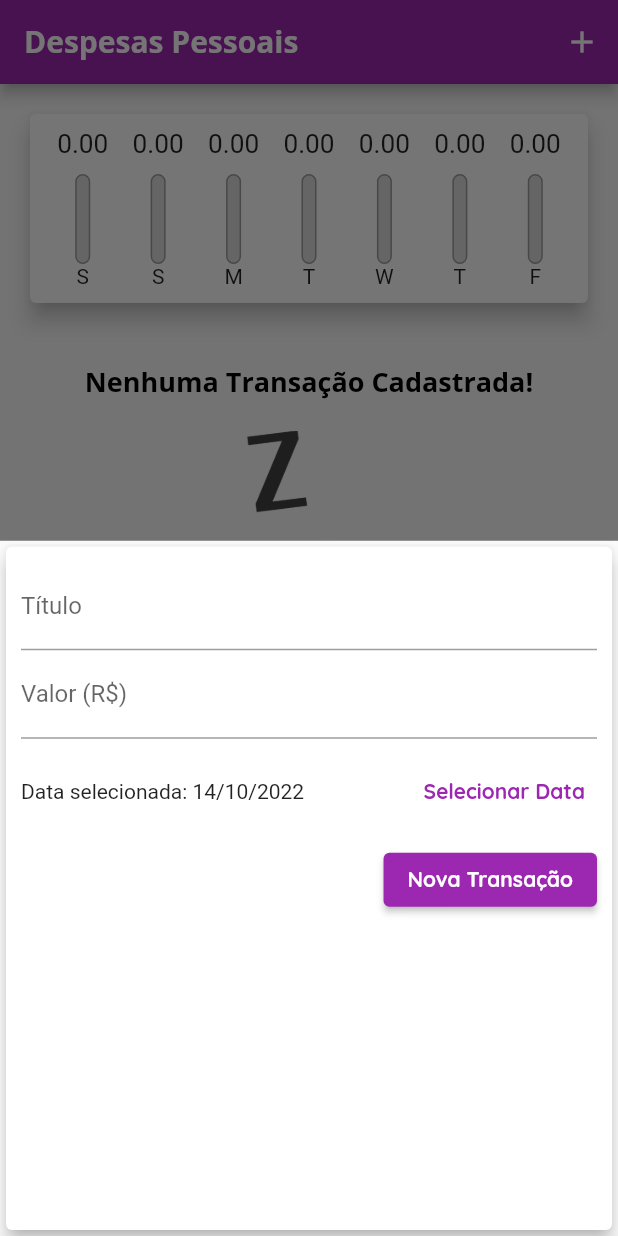
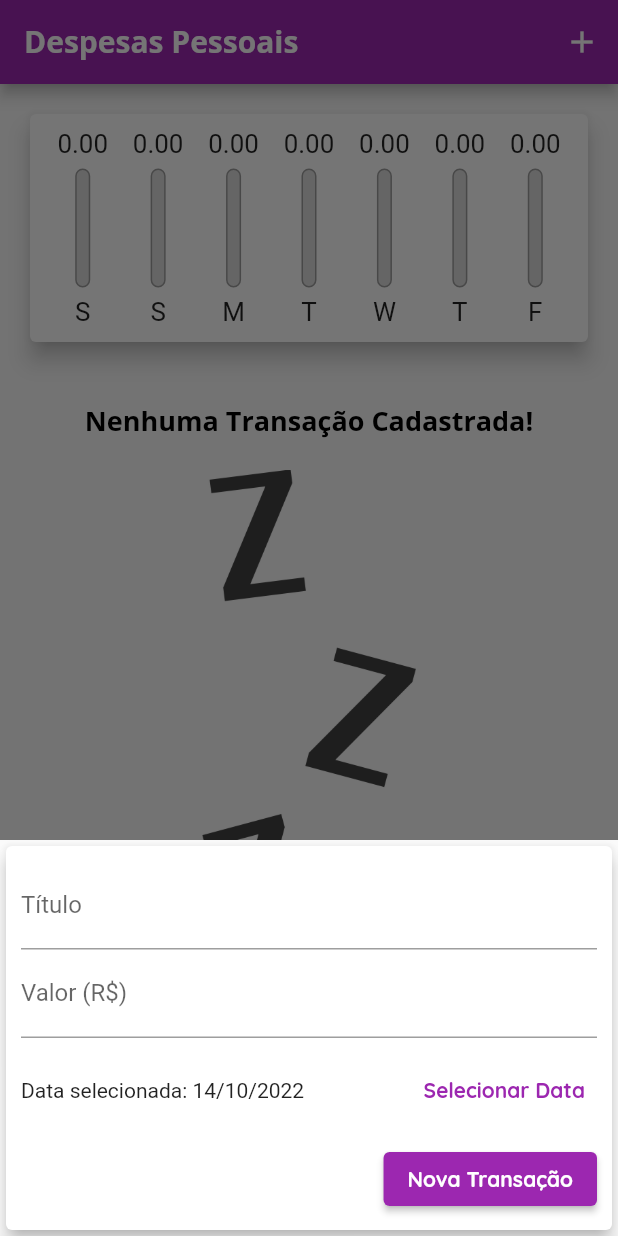
Before and after one commit to Rzirbes/Projeto-Perguntas, a Flutter app: the screen it shows after launch, after a tap on the "add" icon, on a phone screen of 412 x 824 dp. Run offline on Flutter 3.47's test engine with Material 2 defaults, Android fonts, the phone set to English and light mode, and no system bars.

Commit message:
projeto depesas

```diff
--- /dev/null
+++ b/expenses/lib/components/adaptative_button.dart
@@ -0,0 +1,33 @@
+import 'dart:io';
+import 'package:flutter/cupertino.dart';
+import 'package:flutter/material.dart';
+
+class AdaptativeButton extends StatelessWidget {
+  final Function onPressed;
+  final String label;
+
+  const AdaptativeButton({
+    super.key,
+    required this.label,
+    required this.onPressed,
+  });
+
+  @override
+  Widget build(BuildContext context) {
+    return Platform.isIOS
+        ? CupertinoButton(
+            onPressed: onPressed(),
+            color: Theme.of(context).primaryColor,
+            padding: const EdgeInsets.symmetric(horizontal: 20),
+            child: Text(label),
+          )
+        : ElevatedButton(
+            onPressed: () => onPressed,
+            style: ElevatedButton.styleFrom(
+              foregroundColor: Theme.of(context).textTheme.button?.color,
+              backgroundColor: Theme.of(context).colorScheme.primary,
+            ),
+            child: Text(label),
+          );
+  }
+}
--- /dev/null
+++ b/expenses/lib/components/adaptative_date_picker.dart
@@ -0,0 +1,68 @@
+import 'dart:io';
+import 'package:flutter/cupertino.dart';
+import 'package:flutter/material.dart';
+// ignore: depend_on_referenced_packages
+import 'package:intl/intl.dart';
+
+class AdaptativeDatePicker extends StatelessWidget {
+  const AdaptativeDatePicker(
+      {super.key, required this.selectedDate, required this.onDateChanged});
+
+  final DateTime? selectedDate;
+  final Function(DateTime) onDateChanged;
+
+  _showDatePicker(BuildContext context) {
+    showDatePicker(
+      context: context,
+      initialDate: DateTime.now(),
+      firstDate: DateTime(2019),
+      lastDate: DateTime.now(),
+    ).then(
+      (pickedDate) {
+        if (pickedDate == null) {
+          return;
+        }
+
+        onDateChanged(pickedDate);
+      },
+    );
+  }
+
+  @override
+  Widget build(BuildContext context) {
+    return Platform.isIOS
+        ? SizedBox(
+            height: 180,
+            child: CupertinoDatePicker(
+              mode: CupertinoDatePickerMode.date,
+              initialDateTime: DateTime.now(),
+              minimumDate: DateTime(2019),
+              maximumDate: DateTime.now(),
+              onDateTimeChanged: onDateChanged,
+            ),
+          )
+        : SizedBox(
+            height: 70,
+            child: Row(
+              children: [
+                Expanded(
+                  child: Text(selectedDate == null
+                      ? 'Nenhuma Data Selecionada'
+                      : 'Data selecionada: ${DateFormat('dd/M/y').format(selectedDate!)}'),
+                ),
+                TextButton(
+                  style: ButtonStyle(
+                    foregroundColor:
+                        MaterialStateProperty.all<Color>(Colors.purple),
+                  ),
+                  onPressed: () => _showDatePicker(context),
+                  child: const Text(
+                    'Selecionar Data',
+                    style: TextStyle(fontWeight: FontWeight.bold),
+                  ),
+                )
+              ],
+            ),
+          );
+  }
+}
--- /dev/null
+++ b/expenses/lib/components/adaptative_text_field.dart
@@ -0,0 +1,46 @@
+import 'dart:io';
+import 'package:flutter/cupertino.dart';
+import 'package:flutter/material.dart';
+
+class AdaptativeTextField extends StatelessWidget {
+  final String label;
+  final TextEditingController controller;
+  final TextInputType? keyboardType;
+  final Function(String) onSubmitted;
+
+  const AdaptativeTextField({
+    super.key,
+    required this.controller,
+    this.keyboardType = TextInputType.text,
+    required this.onSubmitted,
+    required this.label,
+  });
+
+  @override
+  Widget build(BuildContext context) {
+    return Platform.isIOS
+        ? Padding(
+            padding: const EdgeInsets.only(
+              bottom: 10,
+            ),
+            child: CupertinoTextField(
+              controller: controller,
+              keyboardType: keyboardType,
+              onSubmitted: onSubmitted,
+              placeholder: label,
+              padding: const EdgeInsets.symmetric(
+                horizontal: 6,
+                vertical: 12,
+              ),
+            ),
+          )
+        : TextField(
+            controller: controller,
+            keyboardType: keyboardType,
+            onSubmitted: onSubmitted,
+            decoration: InputDecoration(
+              labelText: label,
+            ),
+          );
+  }
+}
--- a/expenses/lib/components/chart_bar.dart
+++ b/expenses/lib/components/chart_bar.dart
@@ -1,4 +1,6 @@
 import 'package:flutter/material.dart';
+// ignore: unnecessary_import
+import 'package:flutter/rendering.dart';
 
 class ChartBar extends StatelessWidget {
   final String label;
@@ -14,18 +16,18 @@ class ChartBar extends StatelessWidget {
 
   @override
   Widget build(BuildContext context) {
+    return LayoutBuilder(builder: (ctx, constraints) {
       return Column(
         children: <Widget>[
           SizedBox(
-          height: 20,
+            height: constraints.maxHeight * 0.15,
             child: FittedBox(
               child: Text(value.toStringAsFixed(2)),
             ),
           ),
-        const SizedBox(height: 5),
-        const SizedBox(height: 5),
+          SizedBox(height: constraints.maxHeight * 0.05),
           SizedBox(
-          height: 60,
+            height: constraints.maxHeight * 0.6,
             width: 10,
             child: Stack(
               alignment: Alignment.bottomCenter,
@@ -52,8 +54,15 @@ class ChartBar extends StatelessWidget {
               ],
             ),
           ),
-        Text(label),
+          SizedBox(height: constraints.maxHeight * 0.05),
+          SizedBox(
+            height: constraints.maxHeight * 0.15,
+            child: FittedBox(
+              child: Text(label),
+            ),
+          ),
         ],
       );
+    });
   }
 }
--- a/expenses/lib/components/transaction_form.dart
+++ b/expenses/lib/components/transaction_form.dart
@@ -1,6 +1,7 @@
 import 'package:flutter/material.dart';
-// ignore: depend_on_referenced_packages
-import 'package:intl/intl.dart';
+import 'adaptative_button.dart';
+import 'adaptative_date_picker.dart';
+import 'adaptative_text_field.dart';
 
 class TransactionForm extends StatefulWidget {
   final void Function(String, double, DateTime) onSubmit;
@@ -27,83 +28,56 @@ class _TransactionFormState extends State<TransactionForm> {
     widget.onSubmit(title, value, _selectedDate!);
   }
 
-  _showDatePicker() {
-    showDatePicker(
-      context: context,
-      initialDate: DateTime.now(),
-      firstDate: DateTime(2019),
-      lastDate: DateTime.now(),
-    ).then(
-      (pickedDate) {
-        if (pickedDate == null) {
-          return;
-        }
-        setState(() {
-          _selectedDate = pickedDate;
-        });
-      },
-    );
-  }
-
   @override
   Widget build(BuildContext context) {
-    return Card(
+    return SingleChildScrollView(
+      child: Card(
         elevation: 5,
         child: Padding(
-        padding: const EdgeInsets.all(10),
+          padding: EdgeInsets.only(
+            top: 10,
+            left: 10,
+            right: 10,
+            bottom: 10 + MediaQuery.of(context).viewInsets.bottom,
+          ),
           child: Column(
             children: <Widget>[
-            TextField(
+              AdaptativeTextField(
                 controller: _titleController,
                 onSubmitted: ((_) => _submitForm()),
-              decoration: const InputDecoration(
-                labelText: 'Título',
+                label: 'Título',
               ),
-            ),
-            TextField(
+              AdaptativeTextField(
                 controller: _valueController,
                 keyboardType:
                     const TextInputType.numberWithOptions(decimal: true),
                 onSubmitted: ((_) => _submitForm()),
-              decoration: const InputDecoration(
-                labelText: 'Valor (R\$)',
+                label: 'Valor (R\$)',
               ),
-            ),
-            SizedBox(
-              height: 70,
-              child: Row(
-                children: [
-                  Expanded(
-                    child: Text(_selectedDate == null
-                        ? 'Nenhuma Data Selecionada'
-                        : 'Data selecionada: ${DateFormat('dd/M/y').format(_selectedDate!)}'),
-                  ),
-                  TextButton(
-                    style: ButtonStyle(
-                      foregroundColor:
-                          MaterialStateProperty.all<Color>(Colors.purple),
-                    ),
-                    onPressed: _showDatePicker,
-                    child: const Text(
-                      'Selecionar Data',
-                      style: TextStyle(fontWeight: FontWeight.bold),
-                    ),
-                  )
-                ],
-              ),
-            ),
+              AdaptativeDatePicker(
+                  selectedDate: _selectedDate,
+                  onDateChanged: (newDate) {
+                    setState(() {
+                      _selectedDate = newDate;
+                    });
+                  }),
               Row(
                 mainAxisAlignment: MainAxisAlignment.end,
                 children: <Widget>[
-                ElevatedButton(
+                  AdaptativeButton(
+                    label: 'Nova Transação',
                     onPressed: _submitForm,
-                  child: const Text('Nova Transação'),
-                ),
+                  )
+                  // ElevatedButton(
+                  //   onPressed: _submitForm,
+                  //   child: const Text('Nova Transação'),
+                  // ),
                 ],
               )
             ],
           ),
         ),
+      ),
     );
   }
 }
--- a/expenses/lib/components/transaction_list.dart
+++ b/expenses/lib/components/transaction_list.dart
@@ -12,10 +12,9 @@ class TransactionList extends StatelessWidget {
 
   @override
   Widget build(BuildContext context) {
-    return SizedBox(
-      height: 575,
-      child: transactions.isEmpty
-          ? Column(
+    return transactions.isEmpty
+        ? LayoutBuilder(builder: (ctx, constraints) {
+            return Column(
               children: <Widget>[
                 const SizedBox(height: 20),
                 Text(
@@ -24,14 +23,15 @@ class TransactionList extends StatelessWidget {
                 ),
                 const SizedBox(height: 20),
                 SizedBox(
-                  height: 200,
+                  height: constraints.maxHeight * 0.6,
                   child: Image.asset(
                     'assets/images/waiting.png',
                     fit: BoxFit.cover,
                   ),
                 )
               ],
-            )
+            );
+          })
         : ListView.builder(
             itemCount: transactions.length,
             itemBuilder: (ctx, index) {
@@ -60,7 +60,17 @@ class TransactionList extends StatelessWidget {
                   subtitle: Text(
                     DateFormat('d MMM y').format(tr.date),
                   ),
-                    trailing: IconButton(
+                  trailing: MediaQuery.of(context).size.width > 480
+                      ? TextButton.icon(
+                          onPressed: () => onRemove(tr.id),
+                          style: ButtonStyle(
+                            foregroundColor: MaterialStateProperty.all<Color>(
+                                Theme.of(context).errorColor),
+                          ),
+                          icon: const Icon(Icons.delete),
+                          label: const Text('Excluir'),
+                        )
+                      : IconButton(
                           icon: const Icon(Icons.delete),
                           color: Theme.of(context).errorColor,
                           onPressed: () => onRemove(tr.id),
@@ -68,7 +78,6 @@ class TransactionList extends StatelessWidget {
                 ),
               );
             },
-            ),
           );
   }
 }
--- a/expenses/lib/main.dart
+++ b/expenses/lib/main.dart
@@ -1,5 +1,9 @@
+import 'dart:math';
+import 'dart:io';
+
+import 'package:flutter/cupertino.dart';
 import 'package:flutter/material.dart';
-import 'dart:math';
+
 import 'package:expenses/components/transaction_form.dart';
 import 'package:expenses/components/transaction_list.dart';
 import 'package:expenses/components/chart.dart';
@@ -61,6 +65,7 @@ class MyHomePage extends StatefulWidget {
 
 class _MyHomePageState extends State<MyHomePage> {
   final List<Transaction> _transactions = [];
+  bool _showChart = false;
 
   List<Transaction> get _recentTransactions {
     return _transactions.where((tr) {
@@ -100,35 +105,117 @@ class _MyHomePageState extends State<MyHomePage> {
     );
   }
 
+  Widget _getIconButton(IconData icon, Function fn) {
+    return Platform.isIOS
+        ? GestureDetector()
+        : IconButton(
+            icon: Icon(icon),
+            onPressed: fn(),
+          );
+  }
+
   @override
   Widget build(BuildContext context) {
-    return Scaffold(
-      appBar: AppBar(
-        title: const Text('Despesas Pessoais'),
+    final mediaQuery = MediaQuery.of(context);
+    bool isLandscape = mediaQuery.orientation == Orientation.landscape;
+
+    final iconList = Platform.isIOS ? CupertinoIcons.refresh : Icons.list;
+    final chartList =
+        Platform.isIOS ? CupertinoIcons.refresh : Icons.show_chart;
+
+    final appBar = AppBar(
+      title: Text(
+        'Despesas Pessoais',
+        style: TextStyle(
+          fontSize: 20 * mediaQuery.textScaleFactor,
+        ),
+      ),
       actions: <Widget>[
+        if (isLandscape)
+          _getIconButton(
+            _showChart ? iconList : chartList,
+            () {
+              setState(() {
+                _showChart = !_showChart;
+              });
+            },
+          ),
         IconButton(
           icon: const Icon(Icons.add),
           onPressed: () => _openTransactionFormModal(context),
-          )
+        ),
       ],
-      ),
-      body: SingleChildScrollView(
+    );
+
+    final availableHeight = mediaQuery.size.height -
+        appBar.preferredSize.height -
+        MediaQuery.of(context).padding.top;
+
+    final bodyPage = SafeArea(
+      child: SingleChildScrollView(
         child: Column(
           crossAxisAlignment: CrossAxisAlignment.stretch,
           children: <Widget>[
-            Chart(recentTransaction: _recentTransactions),
-            TransactionList(
+            // if (isLandscape)
+            //   Row(
+            //     mainAxisAlignment: MainAxisAlignment.center,
+            //     children: [
+            //       const Text('Exibir Gráfico'),
+            //       Switch.adaptive(
+            //         activeColor: Theme.of(context).colorScheme.secondary,
+            //         value: _showChart,
+            //         onChanged: (value) {
+            //           setState(() {
+            //             _showChart = value;
+            //           });
+            //         },
+            //       ),
+            //     ],
+            //   ),
+            if (_showChart || !isLandscape)
+              SizedBox(
+                height: availableHeight * (isLandscape ? 0.8 : 0.25),
+                child: Chart(recentTransaction: _recentTransactions),
+              ),
+            if (!_showChart || !isLandscape)
+              SizedBox(
+                height: availableHeight * (isLandscape ? 1 : 0.70),
+                child: TransactionList(
                   transactions: _transactions,
                   onRemove: _removeTransaction,
+                ),
               ),
           ],
         ),
       ),
-      floatingActionButton: FloatingActionButton(
+    );
+
+    return Platform.isIOS
+        ? CupertinoPageScaffold(
+            navigationBar: CupertinoNavigationBar(
+                middle: const Text('Despesas Pessoais'),
+                trailing: Row(
+                  mainAxisSize: MainAxisSize.min,
+                  children: [
+                    GestureDetector(
+                      onTap: () => _openTransactionFormModal(context),
+                      child: const Icon(Icons.add),
+                    )
+                  ],
+                )),
+            child: bodyPage,
+          )
+        : Scaffold(
+            appBar: appBar,
+            body: bodyPage,
+            floatingActionButton: Platform.isIOS
+                ? Container()
+                : FloatingActionButton(
                     child: const Icon(Icons.add),
                     onPressed: () => _openTransactionFormModal(context),
                   ),
-      floatingActionButtonLocation: FloatingActionButtonLocation.centerFloat,
+            floatingActionButtonLocation:
+                FloatingActionButtonLocation.centerFloat,
           );
   }
 }
```
Lines whose indentation alone changed are shown as unchanged.
